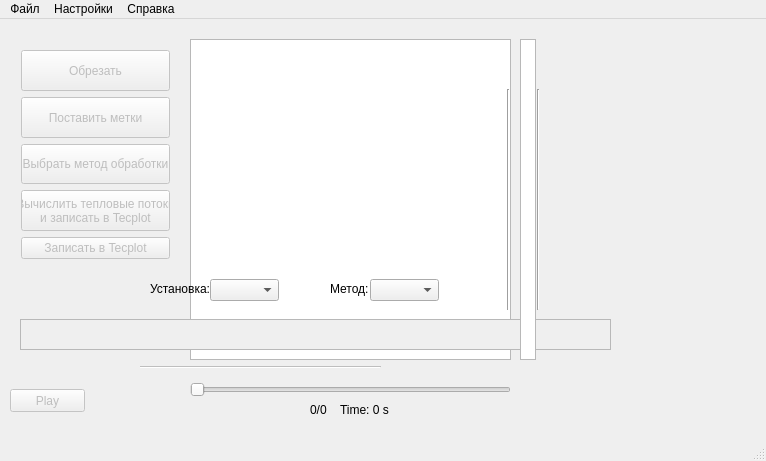
kirill-borodin/ThermoX-Pro, file mainwindow.ui: the form before one commit.
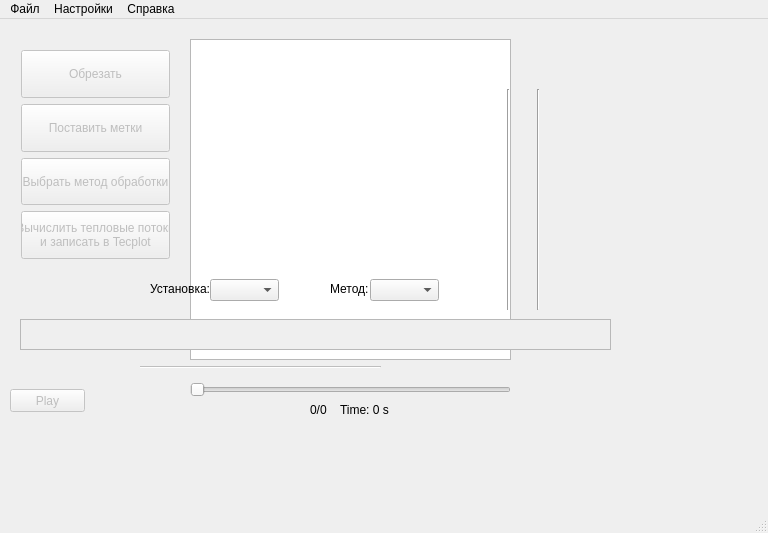
The form after the commit.

```diff
--- a/mainwindow.ui
+++ b/mainwindow.ui
@@ -6,8 +6,8 @@
    <rect>
     <x>0</x>
     <y>0</y>
-    <width>766</width>
-    <height>461</height>
+    <width>768</width>
+    <height>533</height>
    </rect>
   </property>
   <property name="windowTitle">
@@ -224,16 +224,6 @@
        </property>
       </widget>
      </item>
-     <item>
-      <widget class="QPushButton" name="pushButton_2">
-       <property name="enabled">
-        <bool>false</bool>
-       </property>
-       <property name="text">
-        <string>Записать в Tecplot</string>
-       </property>
-      </widget>
-     </item>
     </layout>
    </widget>
    <widget class="QScrollArea" name="scrollArea">
@@ -331,13 +321,13 @@
      <string/>
     </property>
    </widget>
-   <widget class="QGraphicsView" name="graphicsView_2">
+   <widget class="QLabel" name="TmidDisplay">
     <property name="geometry">
      <rect>
-      <x>520</x>
-      <y>20</y>
-      <width>16</width>
-      <height>321</height>
+      <x>550</x>
+      <y>160</y>
+      <width>71</width>
+      <height>21</height>
      </rect>
     </property>
    </widget>
@@ -347,7 +337,7 @@
     <rect>
      <x>0</x>
      <y>0</y>
-     <width>766</width>
+     <width>768</width>
      <height>21</height>
     </rect>
    </property>
```
Left out of the diff: 9 changed lines with no effect on the pictures.
